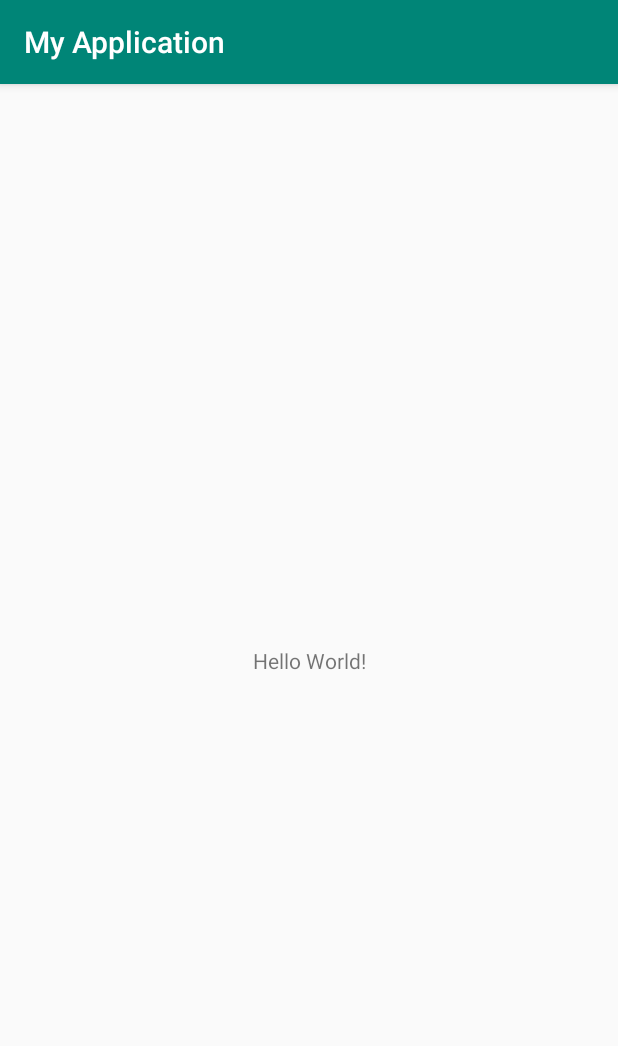
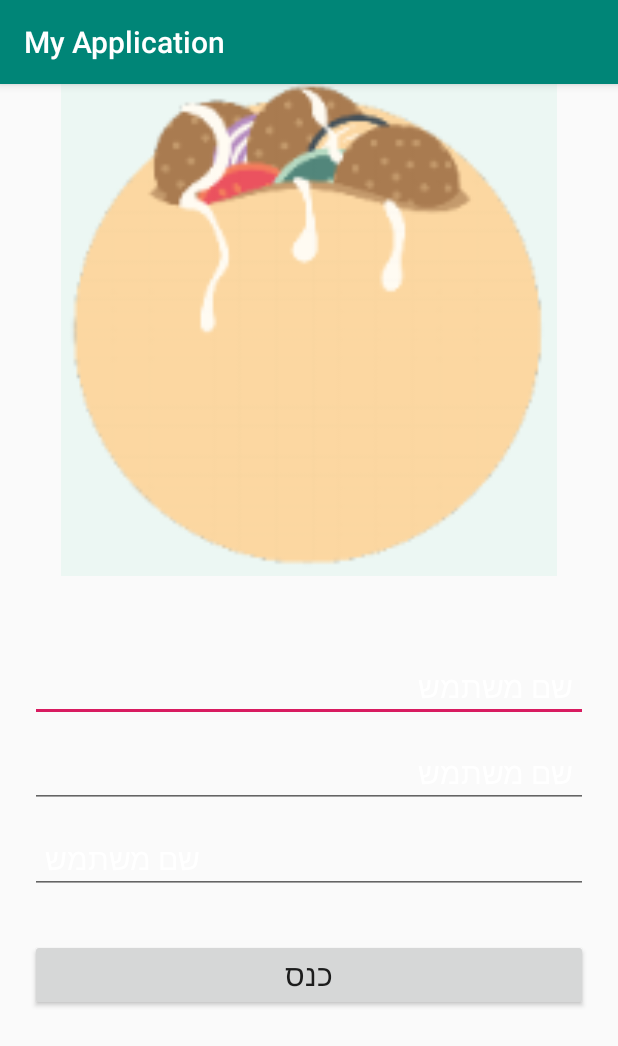
Before and after one commit to nir-ya/Software_UX-pr2, an Android app: the screen it shows after launch (MainActivity before the commit, LoginActivity after it), on a phone screen of 412 x 824 dp. Shown: the top 1046 px of the screen. Run offline under Robolectric (Android 15) with nearby library versions, the phone set to English and light mode, and no system bars.

Commit message:
added onClick method for login button

```diff
--- a/app/src/main/java/com/example/myapplication/LoginActivity.java
+++ b/app/src/main/java/com/example/myapplication/LoginActivity.java
@@ -3,12 +3,31 @@ package com.example.myapplication;
 import androidx.appcompat.app.AppCompatActivity;
 
 import android.os.Bundle;
+import android.view.View;
+import android.widget.EditText;
 
 public class LoginActivity extends AppCompatActivity {
+
+    String username, password, emailAddress;
+    EditText nameText, passwordText, emailText;
+
 
     @Override
     protected void onCreate(Bundle savedInstanceState) {
         super.onCreate(savedInstanceState);
         setContentView(R.layout.activity_login);
+
+        nameText = findViewById(R.id.username_text);
+        passwordText = findViewById(R.id.password_text);
+        emailText = findViewById(R.id.email_text);
+    }
+
+
+    public void login(View view) {
+
+        // todo error handling
+        username = nameText.getText().toString();
+        password = passwordText.getText().toString();
+        emailAddress = emailText.getText().toString();
     }
 }
--- a/app/src/main/java/com/example/myapplication/MainActivity.java
+++ b/app/src/main/java/com/example/myapplication/MainActivity.java
@@ -1,6 +1,7 @@
 package com.example.myapplication;
 
 import androidx.appcompat.app.AppCompatActivity;
+
 import android.os.Bundle;
 
 public class MainActivity extends AppCompatActivity {
--- a/app/src/main/res/layout/activity_login.xml
+++ b/app/src/main/res/layout/activity_login.xml
@@ -1,9 +1,69 @@
 <?xml version="1.0" encoding="utf-8"?>
-<androidx.constraintlayout.widget.ConstraintLayout xmlns:android="http://schemas.android.com/apk/res/android"
-    xmlns:app="http://schemas.android.com/apk/res-auto"
+<LinearLayout xmlns:android="http://schemas.android.com/apk/res/android"
     xmlns:tools="http://schemas.android.com/tools"
     android:layout_width="match_parent"
     android:layout_height="match_parent"
+    android:orientation="vertical"
     tools:context=".LoginActivity">
 
-</androidx.constraintlayout.widget.ConstraintLayout>
+    <ImageView
+        android:layout_width="match_parent"
+        android:layout_height="328dp"
+        android:layout_marginBottom="50dp"
+        android:src="@drawable/login_pita" />
+
+    <EditText
+        android:id="@+id/username_text"
+        android:layout_width="match_parent"
+        android:layout_height="wrap_content"
+        android:layout_marginStart="20dp"
+        android:layout_marginEnd="20dp"
+        android:layout_marginBottom="10dp"
+        android:ems="20"
+        android:hint="@string/username_hint"
+        android:imeOptions="actionDone"
+        android:inputType="text"
+        android:padding="10dp"
+        android:textColorHint="#FFFFFF"
+        android:textSize="20sp" />
+
+    <EditText
+        android:id="@+id/email_text"
+        android:layout_width="match_parent"
+        android:layout_height="wrap_content"
+        android:layout_marginStart="20dp"
+        android:layout_marginEnd="20dp"
+        android:layout_marginBottom="10dp"
+        android:ems="20"
+        android:hint="@string/username_hint"
+        android:imeOptions="actionDone"
+        android:inputType="textEmailAddress"
+        android:padding="10dp"
+        android:textColorHint="#FFFFFF"
+        android:textSize="20sp" />
+
+    <EditText
+        android:id="@+id/password_text"
+        android:layout_width="match_parent"
+        android:layout_height="wrap_content"
+        android:layout_marginStart="20dp"
+        android:layout_marginEnd="20dp"
+        android:layout_marginBottom="30dp"
+        android:ems="20"
+        android:hint="@string/username_hint"
+        android:imeOptions="actionDone"
+        android:inputType="textPassword"
+        android:padding="10dp"
+        android:textColorHint="#FFFFFF"
+        android:textSize="20sp" />
+
+    <Button
+        android:layout_width="match_parent"
+        android:layout_height="wrap_content"
+        android:layout_marginLeft="20dp"
+        android:layout_marginRight="20dp"
+        android:text="@string/login_button_text"
+        android:textSize="20sp"
+        android:onClick="login"/>
+
+</LinearLayout>
--- a/app/src/main/res/layout/activity_main.xml
+++ b/app/src/main/res/layout/activity_main.xml
@@ -1,8 +1,7 @@
 <?xml version="1.0" encoding="utf-8"?>
-<androidx.constraintlayout.widget.ConstraintLayout
-    xmlns:android="http://schemas.android.com/apk/res/android"
+<androidx.constraintlayout.widget.ConstraintLayout xmlns:android="http://schemas.android.com/apk/res/android"
+    xmlns:app="http://schemas.android.com/apk/res-auto"
     xmlns:tools="http://schemas.android.com/tools"
-    xmlns:app="http://schemas.android.com/apk/res-auto"
     android:layout_width="match_parent"
     android:layout_height="match_parent"
     tools:context=".MainActivity">
--- a/app/src/main/res/mipmap-anydpi-v26/ic_launcher.xml
+++ b/app/src/main/res/mipmap-anydpi-v26/ic_launcher.xml
@@ -1,5 +1,5 @@
 <?xml version="1.0" encoding="utf-8"?>
 <adaptive-icon xmlns:android="http://schemas.android.com/apk/res/android">
-    <background android:drawable="@drawable/ic_launcher_background"/>
-    <foreground android:drawable="@drawable/ic_launcher_foreground"/>
+    <background android:drawable="@drawable/ic_launcher_background" />
+    <foreground android:drawable="@drawable/ic_launcher_foreground" />
 </adaptive-icon>
--- a/app/src/main/res/mipmap-anydpi-v26/ic_launcher_round.xml
+++ b/app/src/main/res/mipmap-anydpi-v26/ic_launcher_round.xml
@@ -1,5 +1,5 @@
 <?xml version="1.0" encoding="utf-8"?>
 <adaptive-icon xmlns:android="http://schemas.android.com/apk/res/android">
-    <background android:drawable="@drawable/ic_launcher_background"/>
-    <foreground android:drawable="@drawable/ic_launcher_foreground"/>
+    <background android:drawable="@drawable/ic_launcher_background" />
+    <foreground android:drawable="@drawable/ic_launcher_foreground" />
 </adaptive-icon>
--- a/app/src/main/res/values/strings.xml
+++ b/app/src/main/res/values/strings.xml
@@ -1,3 +1,5 @@
 <resources>
     <string name="app_name">My Application</string>
+    <string name="username_hint">שם משתמש</string>
+    <string name="login_button_text">כנס</string>
 </resources>
--- a/gradle.properties
+++ b/gradle.properties
@@ -1,21 +1,16 @@
 # Project-wide Gradle settings.
-
 # IDE (e.g. Android Studio) users:
 # Gradle settings configured through the IDE *will override*
 # any settings specified in this file.
-
 # For more details on how to configure your build environment visit
 # http://www.gradle.org/docs/current/userguide/build_environment.html
-
 # Specifies the JVM arguments used for the daemon process.
 # The setting is particularly useful for tweaking memory settings.
 org.gradle.jvmargs=-Xmx1536m
-
 # When configured, Gradle will run in incubating parallel mode.
 # This option should only be used with decoupled projects. More details, visit
 # http://www.gradle.org/docs/current/userguide/multi_project_builds.html#sec:decoupled_projects
 # org.gradle.parallel=true
-
 # AndroidX package structure to make it clearer which packages are bundled with the
 # Android operating system, and which are packaged with your app's APK
 # https://developer.android.com/topic/libraries/support-library/androidx-rn
```
Also changed, not shown: app/src/main/AndroidManifest.xml (+10 -3 lines), app/src/main/res/drawable-v24/ic_launcher_foreground.xml (+6 -6 lines), app/src/main/res/drawable/ic_launcher_background.xml (+166 -70 lines), 1 other file.
